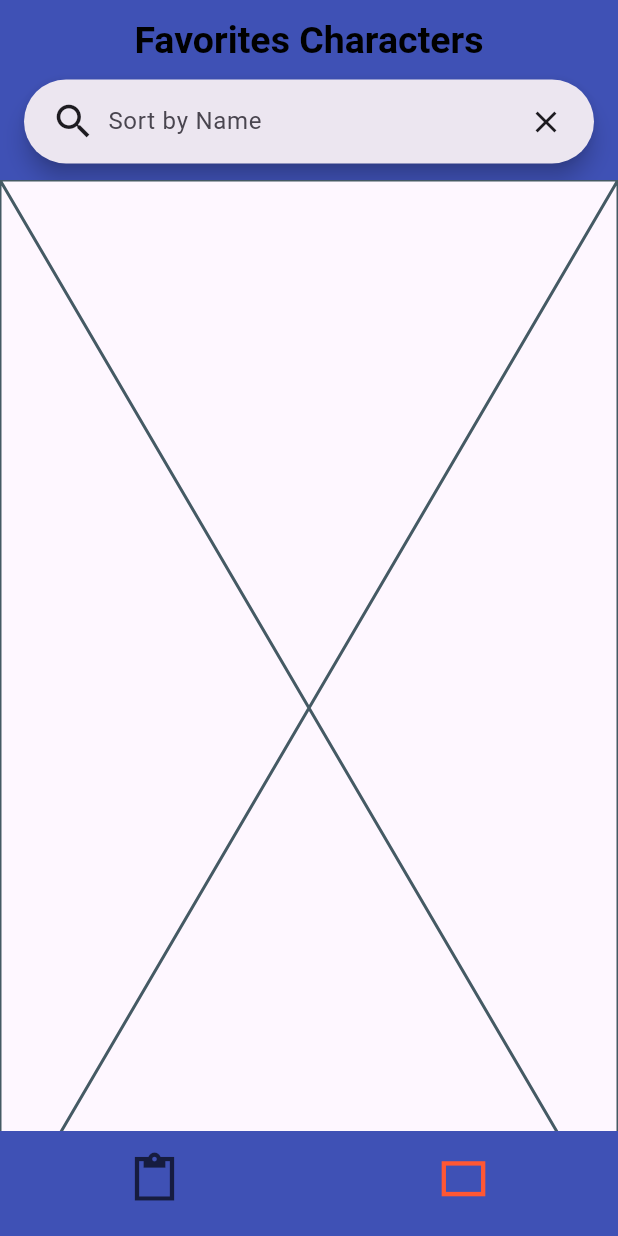
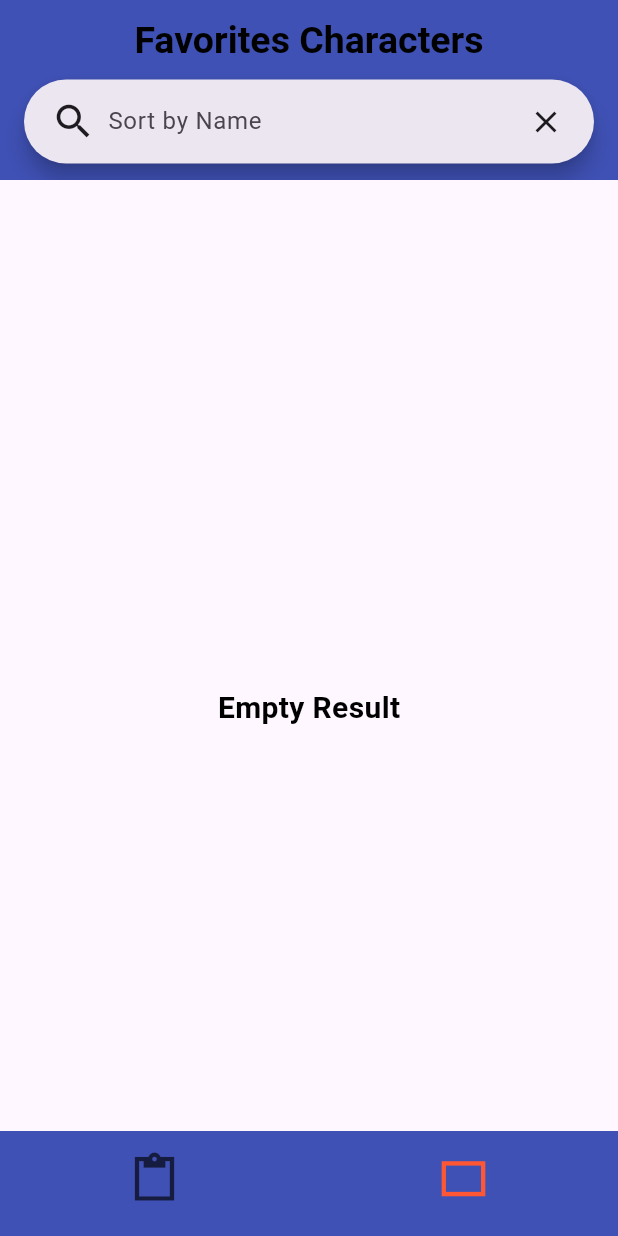
Before and after one commit to Sojourner64564/rick_morty_testapp, a Flutter app: the screen it shows after launch, item 2 of the bottom bar chosen, after a tap on the "close" icon, on a phone screen of 412 x 824 dp. Run offline on Flutter 3.47's test engine with Material 3 defaults, Android fonts, the phone set to English and light mode, and no system bars; our stand-ins replace auto_route, dio, drift, flutter_bloc, get_it, injectable and 2 more; accounts and stored records are empty; generated files the repository leaves out were written again; network calls fail.

Commit message:
добавлена удаление любимых персонажей, сортировка.

```diff
--- a/lib/features/common_feature/domain/usecase/delete_favorite_from_db_uc.dart
+++ b/lib/features/common_feature/domain/usecase/delete_and_load_filtered_uc.dart
@@ -4,8 +4,8 @@ import 'package:rick_morty_testapp/features/common_feature/domain/repository/dat
 import 'package:rick_morty_testapp/features/main_screen_feature/domain/entity/result_entity.dart';
 
 @lazySingleton
-class DeleteAndLoadFavoriteFromDbUC implements AbstractUsecase<List<ResultEntity>, DeleteAndLoadFavoriteFromDbParams>{
-  DeleteAndLoadFavoriteFromDbUC(this._databaseFavoriteRepository);
+class DeleteAndLoadFilteredFromDbUC implements AbstractUsecase<List<ResultEntity>, DeleteAndLoadFavoriteFromDbParams>{
+  DeleteAndLoadFilteredFromDbUC(this._databaseFavoriteRepository);
 
   final DatabaseFavoriteRepository _databaseFavoriteRepository;
 
@@ -20,5 +20,5 @@ class DeleteAndLoadFavoriteFromDbUC implements AbstractUsecase<List<ResultEntity
 class  DeleteAndLoadFavoriteFromDbParams{
   final String text;
   final int characterId;
-  DeleteAndLoadFavoriteFromDbParams(this.text, this.characterId);
+  DeleteAndLoadFavoriteFromDbParams({required this.text, required this.characterId});
 }
--- a/lib/features/common_feature/domain/usecase/save_or_delete_prev_favorite_uc.dart
+++ b/lib/features/common_feature/domain/usecase/save_or_delete_prev_favorite_uc.dart
@@ -19,8 +19,8 @@ class SaveOrDeletePrevFavoriteUC implements AbstractUsecase<List<int>, ResultEnt
         overlapResultEntity.add(value);
       }
     });
-    overlapResultEntity.forEach((value){
-      _databaseFavoriteRepository.deleteFromDB(value.id);
+    overlapResultEntity.forEach((value) async{
+      await _databaseFavoriteRepository.deleteFromDB(value.id);
     });
     if(overlapResultEntity.isEmpty){
       await _databaseFavoriteRepository.saveToDB(resultEntity);
--- a/lib/features/favorite_screen_feaature/presentation/favorite_page.dart
+++ b/lib/features/favorite_screen_feaature/presentation/favorite_page.dart
@@ -1,11 +1,83 @@
 import 'package:flutter/material.dart';
+import 'package:flutter_bloc/flutter_bloc.dart';
+import 'package:rick_morty_testapp/core/assets/app_textstyles.dart';
+import 'package:rick_morty_testapp/core/injectable/injectable.dart';
+import 'package:rick_morty_testapp/features/common_feature/presentation/widget/character_card_widget.dart';
+import 'package:rick_morty_testapp/features/favorite_screen_feaature/presentation/sorted_favorites_cubit/sorted_favorites_cubit.dart';
 
 class FavoritePage extends StatelessWidget {
-  const FavoritePage({super.key, required this.controller});
+  FavoritePage({super.key, required this.controller});
   final TextEditingController controller;
+
+  final sortedFavoritesCubit = getIt<SortedFavoritesCubit>();
 
   @override
   Widget build(BuildContext context) {
-    return const Placeholder();
+    return BlocBuilder<SortedFavoritesCubit, SortedFavoritesState>(
+      bloc: sortedFavoritesCubit,
+      builder: (context, state) {
+        if(state is SortedFavoritesStateInitial){
+          return const Center(
+            child: Text(
+              'Initial',
+              style: AppTextstyles.w700Text20Black,
+            ),
+          );
+        }
+        if(state is SortedFavoritesStateLoading){
+          return const Center(
+            child: Text(
+              'Loading',
+              style: AppTextstyles.w700Text20Black,
+            ),
+          );
+        }
+        if(state is SortedFavoritesStateLoaded){
+          return GridView.builder(
+            itemCount: state.resultEntityList.length,
+            gridDelegate: const SliverGridDelegateWithFixedCrossAxisCount(
+              crossAxisCount: 2,
+              childAspectRatio: 0.63,
+            ),
+            itemBuilder: (BuildContext context, int index) {
+              final result = state.resultEntityList[index];
+              return Padding(
+                padding: const EdgeInsets.all(8.0),
+                child: CharacterCardWidget(
+                  onTap: () {
+                    sortedFavoritesCubit.deleteWithFilter(controller.text, result.id);
+                  },
+                  resultEntity: result,
+                  isFavorite: true,
+                ),
+              );
+            },
+          );
+        }
+        if(state is SortedFavoritesStateLoadedEmpty){
+          return const Center(
+            child: Text(
+              'Empty Result',
+              style: AppTextstyles.w700Text20Black,
+            ),
+          );
+        }
+        if(state is SortedFavoritesStateError){
+          return const Center(
+            child: Text(
+              'Error',
+              style: AppTextstyles.w700Text20Black,
+            ),
+          );
+        }else{
+          return const Center(
+            child: Text(
+              'Unexpected Error',
+              style: AppTextstyles.w700Text20Black,
+            ),
+          );
+        }
+      },
+    );
   }
 }
--- a/lib/features/favorite_screen_feaature/presentation/favorite_screen.dart
+++ b/lib/features/favorite_screen_feaature/presentation/favorite_screen.dart
@@ -2,14 +2,29 @@ import 'package:auto_route/annotations.dart';
 import 'package:flutter/material.dart';
 import 'package:rick_morty_testapp/core/assets/app_colors.dart';
 import 'package:rick_morty_testapp/core/assets/app_textstyles.dart';
+import 'package:rick_morty_testapp/core/injectable/injectable.dart';
 import 'package:rick_morty_testapp/features/favorite_screen_feaature/presentation/favorite_page.dart';
+import 'package:rick_morty_testapp/features/favorite_screen_feaature/presentation/sorted_favorites_cubit/sorted_favorites_cubit.dart';
 
 
 @RoutePage()
-class FavoriteScreen extends StatelessWidget {
-  FavoriteScreen({super.key});
+class FavoriteScreen extends StatefulWidget {
+  const FavoriteScreen({super.key});
 
-  final controller = TextEditingController();
+  @override
+  State<FavoriteScreen> createState() => _FavoriteScreenState();
+}
+
+class _FavoriteScreenState extends State<FavoriteScreen> {
+  final _controller = TextEditingController();
+
+  final sortedFavoritesCubit = getIt<SortedFavoritesCubit>();
+
+  @override
+  void dispose() {
+    _controller.dispose();
+    super.dispose();
+  }
 
   @override
   Widget build(BuildContext context) {
@@ -28,8 +43,9 @@ class FavoriteScreen extends StatelessWidget {
               const SizedBox(height: 10),
               SearchBar(
                 hintText: 'Sort by Name',
-                controller: controller,
+                controller: _controller,
                 onChanged: (String text){
+                  sortedFavoritesCubit.sortCharacters(text);
                 },
                 leading: const Padding(
                   padding: EdgeInsets.only(left: 10),
@@ -41,7 +57,8 @@ class FavoriteScreen extends StatelessWidget {
                 trailing: [
                   IconButton(
                     onPressed: (){
-                    controller.clear();
+                    _controller.clear();
+                    sortedFavoritesCubit.loadCharactersWithoutFilter();
                     },
                     icon: const Icon(Icons.close),
                 ),
@@ -52,7 +69,7 @@ class FavoriteScreen extends StatelessWidget {
           backgroundColor: AppColors.blueColor,
         ),
       ),
-      body: FavoritePage(controller: controller),
+      body: FavoritePage(controller: _controller),
     );
   }
 }
--- /dev/null
+++ b/lib/features/favorite_screen_feaature/presentation/sorted_favorites_cubit/sorted_favorites_cubit.dart
@@ -0,0 +1,66 @@
+import 'package:flutter_bloc/flutter_bloc.dart';
+import 'package:injectable/injectable.dart';
+import 'package:rick_morty_testapp/core/error/failure.dart';
+import 'package:rick_morty_testapp/features/common_feature/domain/usecase/delete_and_load_filtered_uc.dart';
+import 'package:rick_morty_testapp/features/common_feature/domain/usecase/load_favorite_from_db_uc.dart';
+import 'package:rick_morty_testapp/features/common_feature/domain/usecase/load_filtered_favorite_from_db_uc.dart';
+import 'package:rick_morty_testapp/features/main_screen_feature/domain/entity/result_entity.dart';
+import 'package:rick_morty_testapp/features/main_screen_feature/presentation/controller/favorite_button_controller/favorite_button_cubit.dart';
+
+
+part 'sorted_favorites_state.dart';
+
+@lazySingleton
+class SortedFavoritesCubit extends Cubit<SortedFavoritesState> {
+  SortedFavoritesCubit(this._loadFilteredFavoriteFromDbUC, this._loadFavoriteFromDbUC, this._deleteAndLoadFilteredFromDbUC, this._favoriteButtonCubit) : super(SortedFavoritesStateInitial());
+
+  final LoadFilteredFavoriteFromDbUC _loadFilteredFavoriteFromDbUC;
+  final LoadFavoriteFromDbUC _loadFavoriteFromDbUC;
+  final DeleteAndLoadFilteredFromDbUC _deleteAndLoadFilteredFromDbUC;
+
+  final FavoriteButtonCubit _favoriteButtonCubit;
+
+  Future<void> sortCharacters(String text) async{
+    emit(SortedFavoritesStateLoading());
+    await _loadFilteredFavoriteFromDbUC.call(text).then((entity){
+      if(entity.isEmpty) {
+        emit(SortedFavoritesStateLoadedEmpty());
+      }else{
+        emit(SortedFavoritesStateLoaded(entity));
+      }
+    }).onError<Failure>((error, stackTrace){
+        emit(SortedFavoritesStateError());
+    });
+  }
+
+  Future<void> loadCharactersWithoutFilter() async{
+    emit(SortedFavoritesStateLoading());
+    await _loadFavoriteFromDbUC.call().then((entity){
+      if(entity.isEmpty) {
+        emit(SortedFavoritesStateLoadedEmpty());
+      }else{
+        emit(SortedFavoritesStateLoaded(entity));
+      }
+    }).onError<Failure>((error, stackTrace){
+      emit(SortedFavoritesStateError());
+    });
+  }
+
+  Future<void> deleteWithFilter(String text, characterId) async{
+    emit(SortedFavoritesStateLoading());
+    await _deleteAndLoadFilteredFromDbUC.call(DeleteAndLoadFavoriteFromDbParams(
+        characterId: characterId, text: text)).then((entity) async{
+      await _favoriteButtonCubit.updateFavoriteButtons();
+
+      if(entity.isEmpty) {
+        emit(SortedFavoritesStateLoadedEmpty());
+      }else{
+        emit(SortedFavoritesStateLoaded(entity));
+      }
+    }).onError<Failure>((error, stackTrace){
+      emit(SortedFavoritesStateError());
+    });
+  }
+
+
+}
--- /dev/null
+++ b/lib/features/favorite_screen_feaature/presentation/sorted_favorites_cubit/sorted_favorites_state.dart
@@ -0,0 +1,13 @@
+part of 'sorted_favorites_cubit.dart';
+
+abstract class SortedFavoritesState {}
+
+class SortedFavoritesStateInitial extends SortedFavoritesState {}
+class SortedFavoritesStateLoading extends SortedFavoritesState {}
+class SortedFavoritesStateLoaded extends SortedFavoritesState {
+  final List<ResultEntity> resultEntityList;
+
+  SortedFavoritesStateLoaded(this.resultEntityList);
+}
+class SortedFavoritesStateLoadedEmpty extends SortedFavoritesState{}
+class SortedFavoritesStateError extends SortedFavoritesState {}
--- a/lib/features/main_screen_feature/presentation/controller/favorite_button_controller/favorite_button_cubit.dart
+++ b/lib/features/main_screen_feature/presentation/controller/favorite_button_controller/favorite_button_cubit.dart
@@ -1,16 +1,27 @@
 import 'package:flutter_bloc/flutter_bloc.dart';
 import 'package:injectable/injectable.dart';
+import 'package:rick_morty_testapp/features/common_feature/domain/usecase/load_favorite_ids_uc.dart';
 import 'package:rick_morty_testapp/features/common_feature/domain/usecase/save_or_delete_prev_favorite_uc.dart';
 import 'package:rick_morty_testapp/features/main_screen_feature/domain/entity/result_entity.dart';
 
 @lazySingleton
 class FavoriteButtonCubit extends Cubit<List<int>>{
-  FavoriteButtonCubit(this._saveOrDeletePrevFavoriteUC) : super([]);
+  FavoriteButtonCubit(this._saveOrDeletePrevFavoriteUC, this._loadFavoriteIdsUC) : super([]);
 
   final SaveOrDeletePrevFavoriteUC _saveOrDeletePrevFavoriteUC;
+  final LoadFavoriteIdsUC _loadFavoriteIdsUC;
 
   Future<void> saveOrDeletePrevFavorite(ResultEntity resultEntity) async{
-    _saveOrDeletePrevFavoriteUC.call(resultEntity).then((favoriteIds){
+    await _saveOrDeletePrevFavoriteUC.call(resultEntity).then((favoriteIds){
+      emit(favoriteIds);
+    }).onError((error, stackTrace){
+      // TODO добавить обратную свзяь
+    });
+  }
+
+
+  Future<void> updateFavoriteButtons() async{
+    await _loadFavoriteIdsUC.call().then((favoriteIds){
       emit(favoriteIds);
     }).onError((error, stackTrace){
       // TODO добавить обратную свзяь
--- a/lib/features/main_screen_feature/presentation/main_page.dart
+++ b/lib/features/main_screen_feature/presentation/main_page.dart
@@ -3,7 +3,9 @@ import 'package:flutter_bloc/flutter_bloc.dart';
 import 'package:rick_morty_testapp/core/assets/app_textstyles.dart';
 import 'package:rick_morty_testapp/core/injectable/injectable.dart';
 import 'package:rick_morty_testapp/features/common_feature/presentation/widget/character_card_widget.dart';
+import 'package:rick_morty_testapp/features/favorite_screen_feaature/presentation/sorted_favorites_cubit/sorted_favorites_cubit.dart';
 import 'package:rick_morty_testapp/features/main_screen_feature/presentation/controller/favorite_button_controller/favorite_button_cubit.dart';
+import 'package:rick_morty_testapp/features/main_screen_feature/presentation/controller/favorite_card_controller/favorite_card_controller.dart';
 import 'package:rick_morty_testapp/features/main_screen_feature/presentation/controller/fetch_characters_cubit/fetch_characters_cubit.dart';
 
 class MainPage extends StatefulWidget {
@@ -11,6 +13,8 @@ class MainPage extends StatefulWidget {
 
   final fetchCharactersCubit = getIt<FetchCharactersCubit>();
   final favoriteButtonCubit = getIt<FavoriteButtonCubit>();
+  final sortedFavoritesCubit = getIt<SortedFavoritesCubit>();
+  final favoriteCardController = getIt<FavoriteCardController>();
 
   @override
   State<MainPage> createState() => _MainPageState();
@@ -26,6 +30,8 @@ class _MainPageState extends State<MainPage> {
   @override
   void initState() {
     widget.fetchCharactersCubit.fetchCharacters();
+    widget.favoriteButtonCubit.updateFavoriteButtons();
+    widget.sortedFavoritesCubit.loadCharactersWithoutFilter();
     scrollController.addListener(_scrollListener);
     super.initState();
   }
@@ -80,7 +86,7 @@ class _MainPageState extends State<MainPage> {
                       builder: (context, favoriteButtonState) {
                         return CharacterCardWidget(
                           onTap: () {
-                            widget.favoriteButtonCubit.saveOrDeletePrevFavorite(result);
+                            widget.favoriteCardController.saveFavoriteCard(result);
                           },
                           resultEntity: result,
                           isFavorite:  favoriteButtonState.contains(result.id),
```
Also changed, not shown: lib/features/main_screen_feature/presentation/controller/favorite_card_controller/favorite_card_controller.dart (added, +20 -0 lines), lib/core/injectable/injectable.config.dart.
